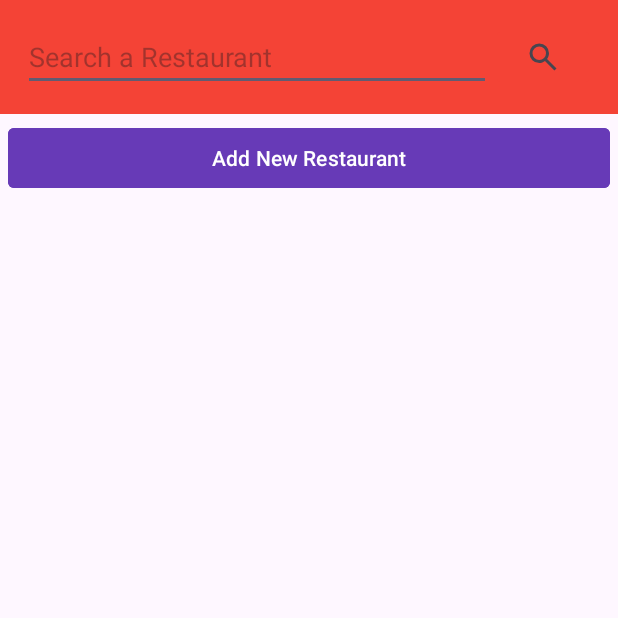
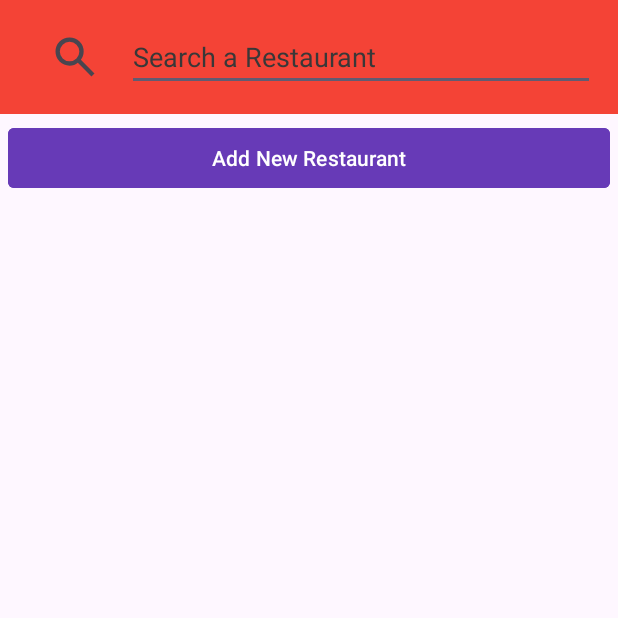
Before and after one commit to Khadeja-R-Anab/Restaurants, an Android app: the screen it shows after launch (MainActivity), on a phone screen of 412 x 824 dp, the top half of it. Run offline under Robolectric (Android 15) with nearby library versions, the phone set to English and light mode, and no system bars.

Commit message:
search functionality added

```diff
--- a/app/src/main/res/layout/activity_main.xml
+++ b/app/src/main/res/layout/activity_main.xml
@@ -11,7 +11,8 @@
         android:layout_width="match_parent"
         android:layout_height="match_parent"
         android:orientation="vertical"
-        tools:context=".MainActivity">
+        tools:context=".MainActivity"
+        tools:ignore="UselessParent">
 
         <LinearLayout
             android:layout_width="match_parent"
@@ -19,28 +20,31 @@
             android:background="#F44336"
             android:padding="15dp">
 
+            <ImageView
+                android:layout_width="0dp"
+                android:layout_weight="2"
+                android:layout_height="match_parent"
+                android:src="@drawable/search_24px"
+                android:backgroundTint="#F44336"
+                android:id="@+id/btnSearch"
+                android:padding="5dp"
+                android:contentDescription="@string/search_button" />
+
             <com.google.android.material.textfield.TextInputEditText
                 android:layout_width="0dp"
                 android:layout_weight="9"
                 android:layout_height="wrap_content"
                 android:hint="@string/search_a_restaurant"
                 android:id="@+id/etSearch"
-                android:inputType="textPersonName"/>
-
-            <ImageButton
-                android:layout_width="0dp"
-                android:layout_weight="2"
-                android:layout_height="match_parent"
-                android:src="@drawable/search_24px"
-                android:backgroundTint="#F44336"
-                android:id="@+id/btnSearch"/>
+                android:inputType="textPersonName"
+                android:textColorHint="#393838"/>
         </LinearLayout>
 
         <Button
             android:layout_width="match_parent"
             android:layout_height="wrap_content"
             android:layout_margin="5dp"
-            android:text="Add New Restaurant"
+            android:text="@string/add_new_restaurant"
             android:id="@+id/btnAddNewRestaurant"
             app:cornerRadius="4dp"
             android:backgroundTint="#673AB7"/>
```
Also changed, not shown: app/src/main/java/com/example/restaurants/MainActivity.java (+117 -21 lines), app/src/main/java/com/example/restaurants/MyAdapter.java (+3 -22 lines), app/src/main/java/com/example/restaurants/Registration.java (+0 -9 lines), app/src/main/java/com/example/restaurants/RestaurantInfo.java (+0 -10 lines), app/src/main/res/layout/activity_registration.xml (+16 -10 lines), app/src/main/res/values/strings.xml (+9 -0 lines).
